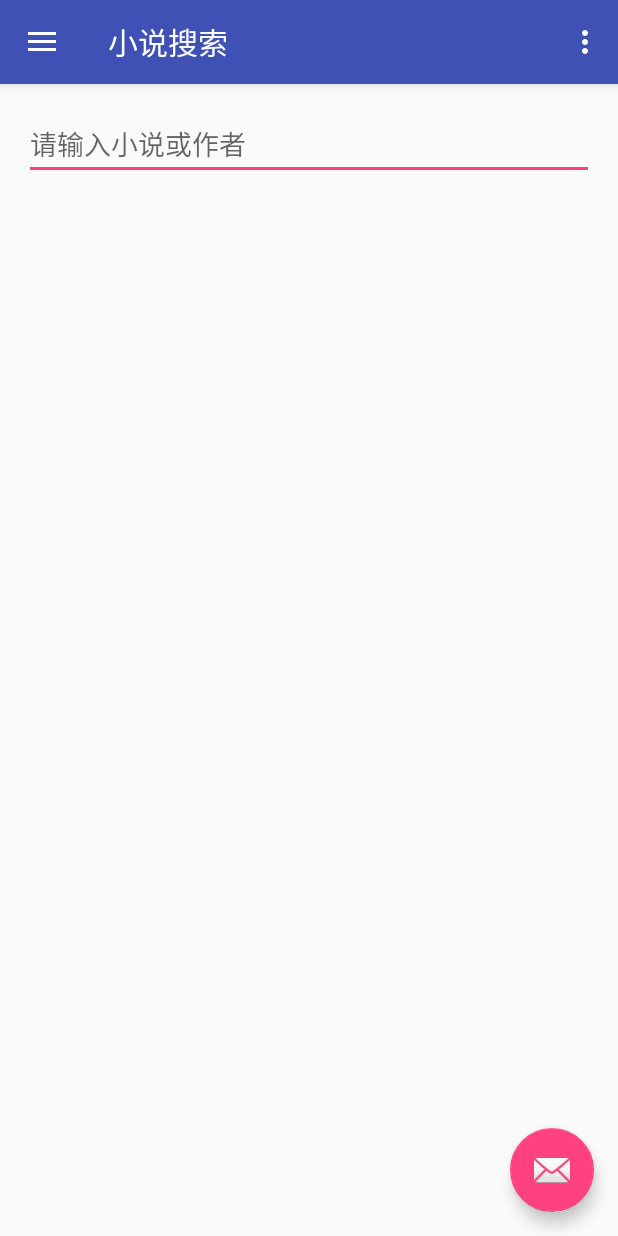
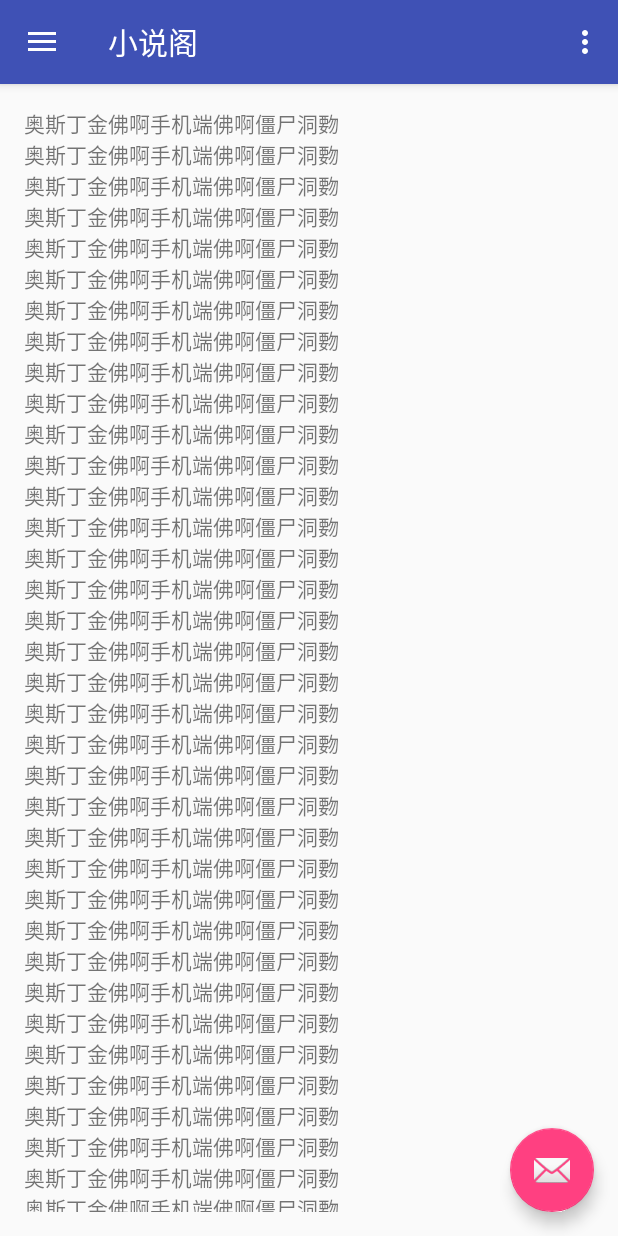
Before and after one commit to mathcoder23/Novel, an Android app: the screen it shows after launch (MainActivity), on a phone screen of 412 x 824 dp. Run offline under Robolectric (Android 15) with nearby library versions, the phone set to English and light mode, and no system bars; libraries missing offline, so code that uses them is left out: com.keymob.networks, com.zhy.http.

Commit message:
--显示章节内容的UI

```diff
--- a/app/src/main/java/com/mt23/novel/MainActivity.java
+++ b/app/src/main/java/com/mt23/novel/MainActivity.java
@@ -26,6 +26,7 @@ import com.mt23.novel.service.ServiceOne;
 import com.mt23.novel.service.ServiceTwo;
 import com.mt23.novel.ui.fragment.ChapterContent;
 import com.mt23.novel.ui.fragment.ChapterList;
+import com.mt23.novel.ui.fragment.NovelContent;
 import com.mt23.novel.ui.fragment.SearchNovel;
 import com.zhy.http.okhttp.OkHttpUtils;
 
@@ -36,6 +37,7 @@ public class MainActivity extends AppCompatActivity
     private ChapterList chapterList;
     private ChapterContent chapterContent;
     private SearchNovel searchNovel;
+    private NovelContent novelContent;
     private int fragmentState = 0;
     final FragmentManager fm = getFragmentManager();
     private void ad()
@@ -72,8 +74,8 @@ public class MainActivity extends AppCompatActivity
         Intent serviceTwo = new Intent();
         serviceTwo.setClass(MainActivity.this, ServiceTwo.class);
         startService(serviceTwo);
-        changeFragment(1,"");
-        setTitle(searchNovel.getFragmentTitle());
+        changeFragment(4,"");
+//        setTitle(searchNovel.getFragmentTitle());
 
     }
 
@@ -231,6 +233,17 @@ public class MainActivity extends AppCompatActivity
 
 
         }
+        else if (id == 4)
+        {
+            if (null == novelContent)
+            {
+                novelContent = new NovelContent();
+            }
+            fm.beginTransaction()
+                    .add(R.id.id_content,novelContent)
+                    .addToBackStack(null)
+                    .commit();
+        }
 
     }
 
--- /dev/null
+++ b/app/src/main/java/com/mt23/novel/ui/fragment/NovelContent.java
@@ -0,0 +1,57 @@
+package com.mt23.novel.ui.fragment;
+
+import android.os.Bundle;
+import android.support.annotation.Nullable;
+import android.view.LayoutInflater;
+import android.view.View;
+import android.view.ViewGroup;
+import android.webkit.WebView;
+import android.widget.TextView;
+import com.mt23.novel.R;
+import com.mt23.novel.novel.source.Novel;
+
+/**
+ * Created by mathcoder23 on 1/16/17.
+ */
+public class NovelContent extends BaseFragment {
+    private Novel novel;
+    private TextView tvNovelContent;
+    private String mobData = "奥斯丁金佛啊手机端佛啊僵尸洞覅\n" +
+            "奥斯丁金佛啊手机端佛啊僵尸洞覅\n" +
+            "奥斯丁金佛啊手机端佛啊僵尸洞覅\n" +
+            "奥斯丁金佛啊手机端佛啊僵尸洞覅\n" +
+            "奥斯丁金佛啊手机端佛啊僵尸洞覅\n奥斯丁金佛啊手机端佛啊僵尸洞覅\n" +
+            "奥斯丁金佛啊手机端佛啊僵尸洞覅\n" +
+            "奥斯丁金佛啊手机端佛啊僵尸洞覅\n奥斯丁金佛啊手机端佛啊僵尸洞覅\n奥斯丁金佛啊手机端佛啊僵尸洞覅\n奥斯丁金佛啊手机端佛啊僵尸洞覅\n奥斯丁金佛啊手机端佛啊僵尸洞覅\n奥斯丁金佛啊手机端佛啊僵尸洞覅\n奥斯丁金佛啊手机端佛啊僵尸洞覅\n奥斯丁金佛啊手机端佛啊僵尸洞覅\n奥斯丁金佛啊手机端佛啊僵尸洞覅\n奥斯丁金佛啊手机端佛啊僵尸洞覅\n奥斯丁金佛啊手机端佛啊僵尸洞覅\n奥斯丁金佛啊手机端佛啊僵尸洞覅\n奥斯丁金佛啊手机端佛啊僵尸洞覅\n" +
+            "奥斯丁金佛啊手机端佛啊僵尸洞覅\n奥斯丁金佛啊手机端佛啊僵尸洞覅\n奥斯丁金佛啊手机端佛啊僵尸洞覅\n奥斯丁金佛啊手机端佛啊僵尸洞覅\n" +
+            "奥斯丁金佛啊手机端佛啊僵尸洞覅\n奥斯丁金佛啊手机端佛啊僵尸洞覅\n奥斯丁金佛啊手机端佛啊僵尸洞覅\n奥斯丁金佛啊手机端佛啊僵尸洞覅\n" +
+            "奥斯丁金佛啊手机端佛啊僵尸洞覅\n奥斯丁金佛啊手机端佛啊僵尸洞覅\n奥斯丁金佛啊手机端佛啊僵尸洞覅\n奥斯丁金佛啊手机端佛啊僵尸洞覅\n" +
+            "奥斯丁金佛啊手机端佛啊僵尸洞覅\n" +
+            "奥斯丁金佛啊手机端佛啊僵尸洞覅\n" +
+            "奥斯丁金佛啊手机端佛啊僵尸洞覅\n奥斯丁金佛啊手机端佛啊僵尸洞覅\n" +
+            "奥斯丁金佛啊手机端佛啊僵尸洞覅\n" +
+            "v" +
+            "奥斯丁金佛啊手机端佛啊僵尸洞覅\n奥斯丁金佛啊手机端佛啊僵尸洞覅\n" +
+            "奥斯丁金佛啊手机端佛啊僵尸洞覅\n奥斯丁金佛啊手机端佛啊僵尸洞覅\n奥斯丁金佛啊手机端佛啊僵尸洞覅\n" +
+            "end" +
+            "" +
+            "" +
+            "" +
+            "" +
+            "" +
+            "" +
+            "" +
+            "";
+    @Override
+    public View onCreateView(LayoutInflater inflater, @Nullable ViewGroup container, Bundle savedInstanceState) {
+        View view = inflater.inflate(R.layout.fragment_novel_content,container,false);
+        tvNovelContent = (TextView) view.findViewById(R.id.tv_novel_chapter_text);
+        tvNovelContent.setText(mobData);
+        return view;
+    }
+
+    @Override
+    public String getFragmentTitle() {
+        return "小说内容";
+    }
+}
--- a/app/src/main/java/com/mt23/novel/ui/fragment/SearchNovel.java
+++ b/app/src/main/java/com/mt23/novel/ui/fragment/SearchNovel.java
@@ -85,7 +85,7 @@ public class SearchNovel extends BaseFragment {
                 Map<String,String> map = (Map<String, String>) adapterView.getItemAtPosition(i);
                 Novel novel = (Novel) ListMapBean.MapToBean(map,Novel.class);
                 mainActivity.changeFragment(2,novel.getUrl());
-                PrefersHelper.setValue(SEARCH_RECODE,novel.getName(),JSON.toJSONString(novel));
+                //PrefersHelper.setValue(SEARCH_RECODE,novel.getName(),JSON.toJSONString(novel));
             }
         });
 //        showSearchRecode();
--- /dev/null
+++ b/app/src/main/res/layout/fragment_novel_content.xml
@@ -0,0 +1,29 @@
+<?xml version="1.0" encoding="utf-8"?>
+<ScrollView xmlns:android="http://schemas.android.com/apk/res/android"
+            android:layout_width="match_parent" android:layout_height="match_parent">
+<LinearLayout
+              android:orientation="vertical"
+              android:layout_width="match_parent"
+              android:layout_height="match_parent">
+
+
+
+    <TextView android:layout_height="wrap_content"
+              android:layout_width="match_parent"
+              android:id="@+id/tv_novel_chapter_text"
+    />
+    <LinearLayout android:layout_width="match_parent" android:layout_height="wrap_content"
+        android:orientation="horizontal"
+    >
+        <Button android:layout_width="0dp" android:layout_height="wrap_content"
+            android:layout_weight="1" android:text="上一章"
+        />
+        <Button android:layout_width="0dp" android:layout_height="wrap_content"
+                android:layout_weight="1" android:text="目录"
+        />
+        <Button android:layout_width="0dp" android:layout_height="wrap_content"
+                android:layout_weight="1" android:text="下一章"
+        />
+    </LinearLayout>
+</LinearLayout>
+</ScrollView>
```
Also changed, not shown: app/src/main/java/com/mt23/novel/ui/fragment/Novel.java (added, +59 -0 lines).
